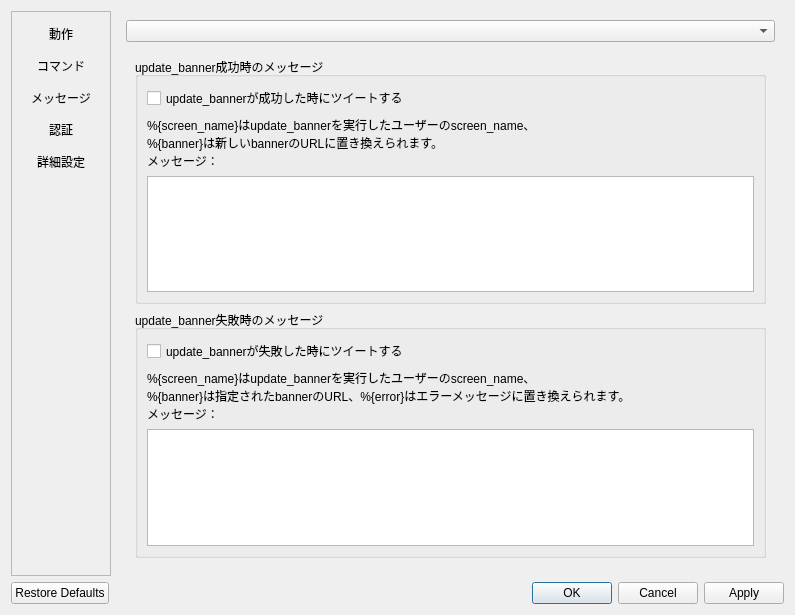
Qt form preferencesdialog.ui (embicoin/update_name_Qt) before a commit.
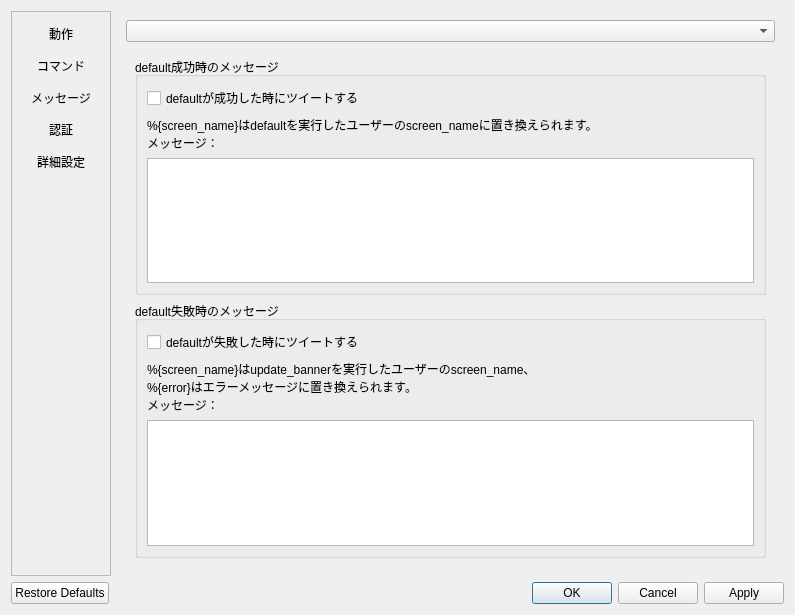
The same form after that commit. The open tabs and pages were chosen to show the change.

Commit message: 設定項目の追加

```diff
--- a/preferencesdialog.ui
+++ b/preferencesdialog.ui
@@ -628,7 +628,7 @@
          <item>
           <widget class="QStackedWidget" name="messageStack">
            <property name="currentIndex">
-            <number>7</number>
+            <number>8</number>
            </property>
            <widget class="QWidget" name="page_12">
             <layout class="QVBoxLayout" name="verticalLayout_20">
@@ -1112,6 +1112,65 @@
              </item>
             </layout>
            </widget>
+           <widget class="QWidget" name="page_22">
+            <layout class="QVBoxLayout" name="verticalLayout_47">
+             <item>
+              <widget class="QGroupBox" name="groupBox_24">
+               <property name="title">
+                <string>default成功時のメッセージ</string>
+               </property>
+               <layout class="QVBoxLayout" name="verticalLayout_46">
+                <item>
+                 <widget class="QCheckBox" name="enabledDefaultSuccessedMessageCheck">
+                  <property name="text">
+                   <string>defaultが成功した時にツイートする</string>
+                  </property>
+                 </widget>
+                </item>
+                <item>
+                 <widget class="QLabel" name="label_34">
+                  <property name="text">
+                   <string>%{screen_name}はdefaultを実行したユーザーのscreen_nameに置き換えられます。
+メッセージ：</string>
+                  </property>
+                 </widget>
+                </item>
+                <item>
+                 <widget class="QPlainTextEdit" name="defaultSuccessedMessageText"/>
+                </item>
+               </layout>
+              </widget>
+             </item>
+             <item>
+              <widget class="QGroupBox" name="groupBox_23">
+               <property name="title">
+                <string>default失敗時のメッセージ</string>
+               </property>
+               <layout class="QVBoxLayout" name="verticalLayout_45">
+                <item>
+                 <widget class="QCheckBox" name="enabledUpdateBannerFailedMessageCheck_2">
+                  <property name="text">
+                   <string>defaultが失敗した時にツイートする</string>
+                  </property>
+                 </widget>
+                </item>
+                <item>
+                 <widget class="QLabel" name="label_33">
+                  <property name="text">
+                   <string>%{screen_name}はupdate_bannerを実行したユーザーのscreen_name、
+%{error}はエラーメッセージに置き換えられます。
+メッセージ：</string>
+                  </property>
+                 </widget>
+                </item>
+                <item>
+                 <widget class="QPlainTextEdit" name="defaultFailedMessageText"/>
+                </item>
+               </layout>
+              </widget>
+             </item>
+            </layout>
+           </widget>
           </widget>
          </item>
         </layout>
```
Left out of the diff: 4 changed lines with no effect on the pictures. The commit also changes 1 other file.
